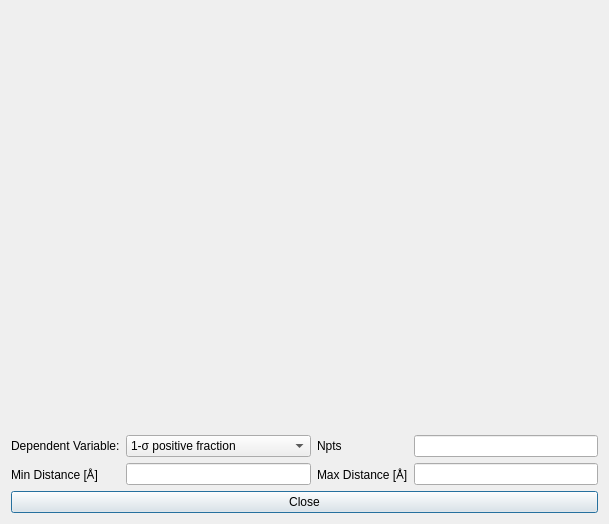
Before: the Qt Designer form src/sas/qtgui/Perspectives/Inversion/UI/DMaxExplorer.ui in SasView/sasview, drawn with Qt 5.
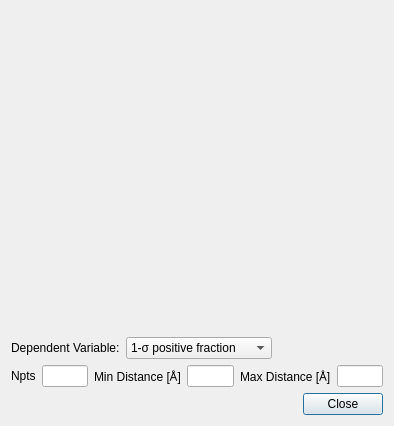
After: the same form once the commit is applied.

Patch:
```diff
--- a/src/sas/qtgui/Perspectives/Inversion/UI/DMaxExplorer.ui
+++ b/src/sas/qtgui/Perspectives/Inversion/UI/DMaxExplorer.ui
@@ -6,8 +6,8 @@
    <rect>
     <x>0</x>
     <y>0</y>
-    <width>609</width>
-    <height>524</height>
+    <width>394</width>
+    <height>426</height>
    </rect>
   </property>
   <property name="windowTitle">
@@ -24,44 +24,23 @@
        <property name="sizeHint" stdset="0">
         <size>
          <width>20</width>
-         <height>40</height>
+         <height>305</height>
         </size>
        </property>
       </spacer>
      </item>
      <item>
       <layout class="QGridLayout" name="gridLayout">
-       <item row="1" column="2">
-        <widget class="QLabel" name="label_4">
-         <property name="text">
-          <string>Max Distance [Å]</string>
-         </property>
-        </widget>
-       </item>
-       <item row="1" column="3">
-        <widget class="QLineEdit" name="maxDist"/>
-       </item>
-       <item row="0" column="2">
-        <widget class="QLabel" name="label_2">
-         <property name="text">
-          <string>Npts</string>
-         </property>
-        </widget>
-       </item>
-       <item row="0" column="3">
-        <widget class="QLineEdit" name="Npts"/>
-       </item>
        <item row="0" column="0">
+        <layout class="QHBoxLayout" name="horizontalLayout_3">
+         <item>
         <widget class="QLabel" name="label">
          <property name="text">
           <string>Dependent Variable:</string>
          </property>
         </widget>
        </item>
-       <item row="1" column="1">
-        <widget class="QLineEdit" name="minDist"/>
-       </item>
-       <item row="0" column="1">
+         <item>
         <widget class="QComboBox" name="dependentVariable">
          <item>
           <property name="text">
@@ -100,19 +79,78 @@
          </item>
         </widget>
        </item>
+         <item>
+          <spacer name="horizontalSpacer_2">
+           <property name="orientation">
+            <enum>Qt::Horizontal</enum>
+           </property>
+           <property name="sizeHint" stdset="0">
+            <size>
+             <width>40</width>
+             <height>20</height>
+            </size>
+           </property>
+          </spacer>
+         </item>
+        </layout>
+       </item>
        <item row="1" column="0">
+        <layout class="QHBoxLayout" name="horizontalLayout_2">
+         <item>
+          <widget class="QLabel" name="label_2">
+           <property name="text">
+            <string>Npts</string>
+           </property>
+          </widget>
+         </item>
+         <item>
+          <widget class="QLineEdit" name="Npts"/>
+         </item>
+         <item>
         <widget class="QLabel" name="label_3">
          <property name="text">
           <string>Min Distance [Å]</string>
          </property>
         </widget>
        </item>
-       <item row="2" column="0" colspan="4">
+         <item>
+          <widget class="QLineEdit" name="minDist"/>
+         </item>
+         <item>
+          <widget class="QLabel" name="label_4">
+           <property name="text">
+            <string>Max Distance [Å]</string>
+           </property>
+          </widget>
+         </item>
+         <item>
+          <widget class="QLineEdit" name="maxDist"/>
+         </item>
+        </layout>
+       </item>
+       <item row="2" column="0">
+        <layout class="QHBoxLayout" name="horizontalLayout">
+         <item>
+          <spacer name="horizontalSpacer">
+           <property name="orientation">
+            <enum>Qt::Horizontal</enum>
+           </property>
+           <property name="sizeHint" stdset="0">
+            <size>
+             <width>40</width>
+             <height>20</height>
+            </size>
+           </property>
+          </spacer>
+         </item>
+         <item>
         <widget class="QPushButton" name="closeButton">
          <property name="text">
           <string>Close</string>
          </property>
         </widget>
+         </item>
+        </layout>
        </item>
       </layout>
      </item>
```
Left out of the diff: 2 changed lines with no effect on the pictures. Lines whose indentation alone changed are shown as unchanged.
